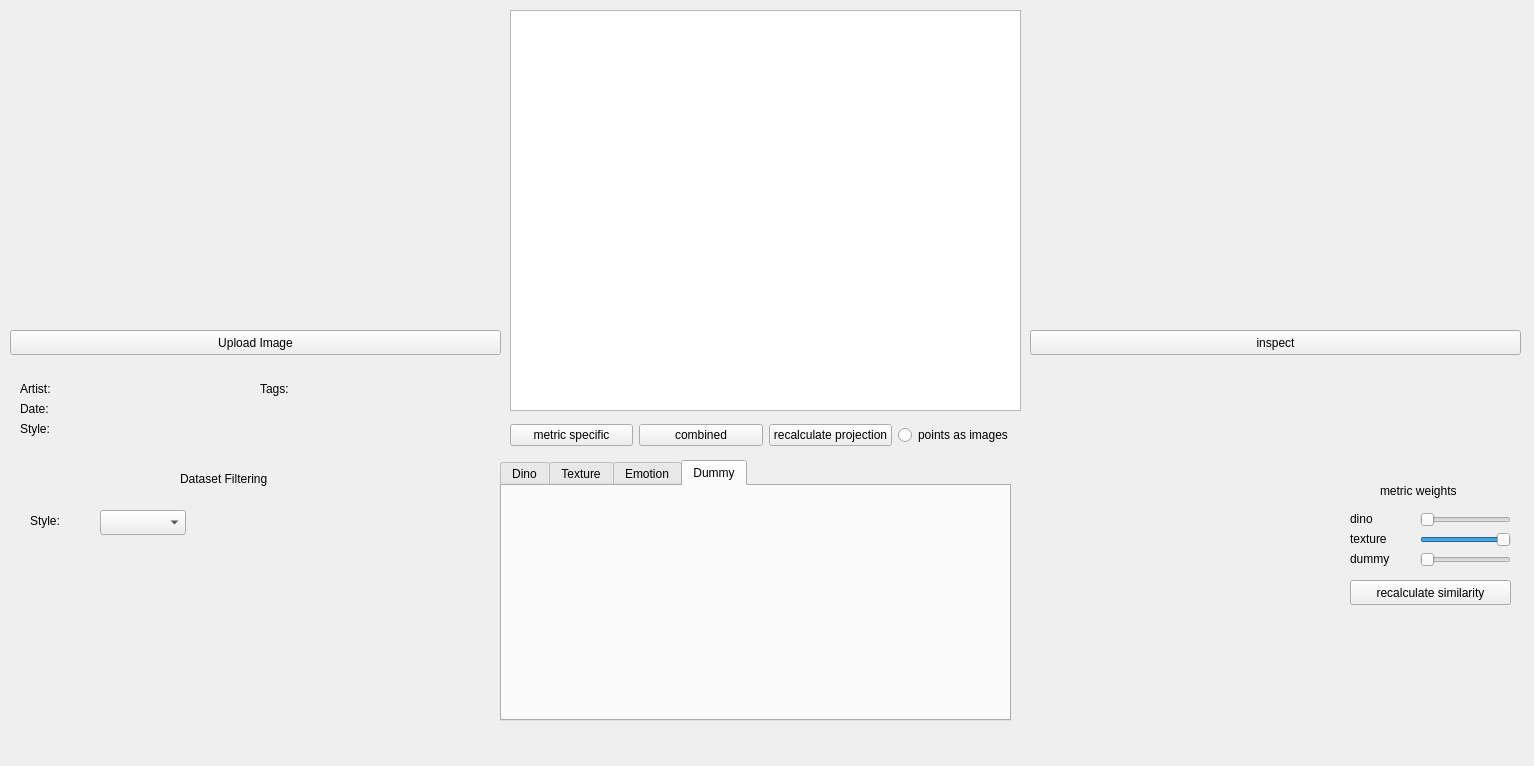
Qt form deepsim_analyzer/ds_dashboard/form.ui (jonathan-gerb/deepsim-analyzer) before a commit.
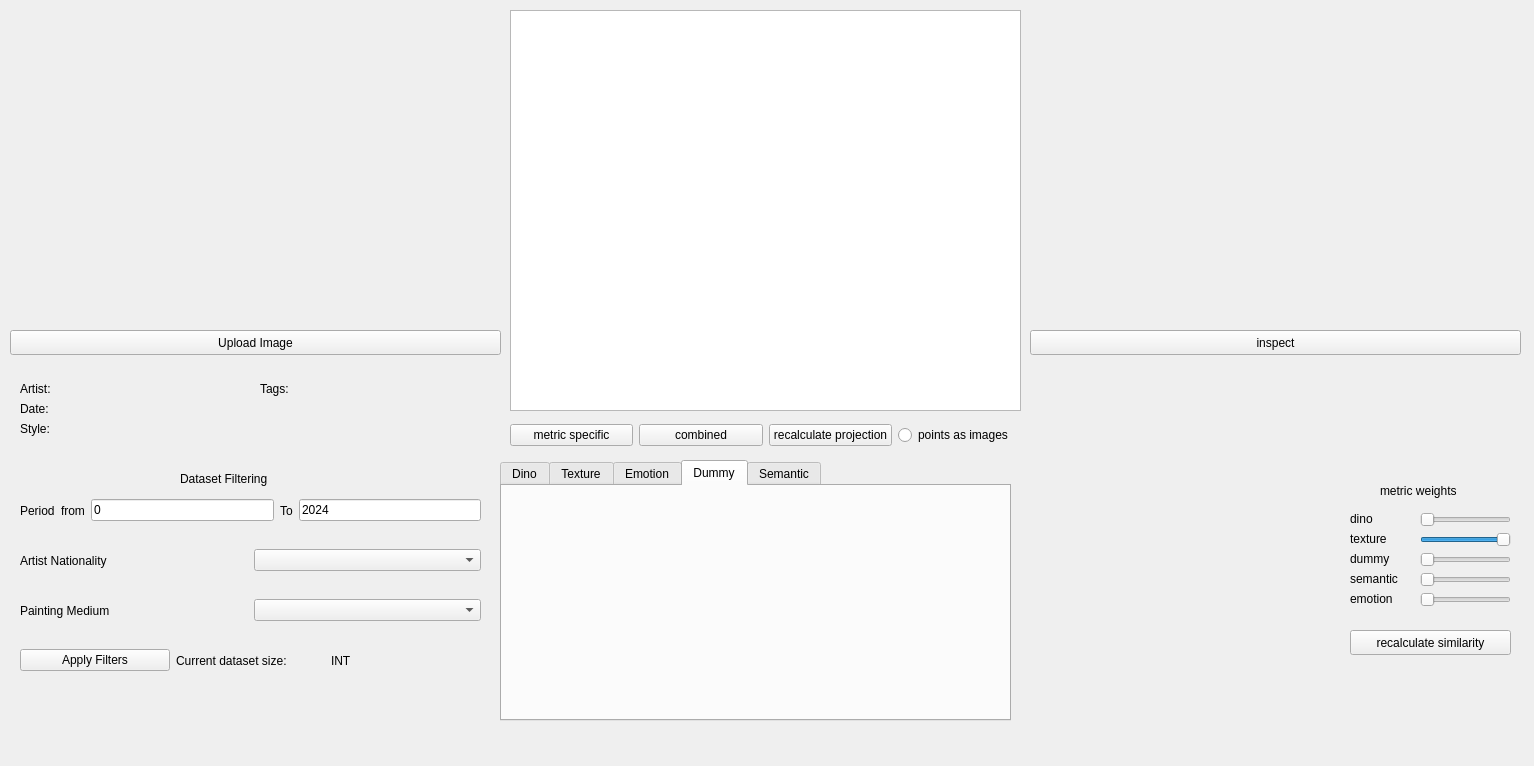
The same form after that commit. The open tabs and pages were chosen to show the change. Custom widgets are drawn as their Qt base class.

Commit message: big update containing semantic similarity and filtering

Patch:
```diff
--- a/deepsim_analyzer/ds_dashboard/form.ui
+++ b/deepsim_analyzer/ds_dashboard/form.ui
@@ -504,6 +504,11 @@
       <string>Dummy</string>
      </attribute>
     </widget>
+    <widget class="QWidget" name="semantic_tab">
+     <attribute name="title">
+      <string>Semantic</string>
+     </attribute>
+    </widget>
    </widget>
    <widget class="QWidget" name="box_left_low" native="true">
     <property name="geometry">
@@ -514,29 +519,6 @@
       <height>261</height>
      </rect>
     </property>
-    <widget class="QComboBox" name="dataset_filtering_style_cbox">
-     <property name="geometry">
-      <rect>
-       <x>90</x>
-       <y>50</y>
-       <width>86</width>
-       <height>25</height>
-      </rect>
-     </property>
-    </widget>
-    <widget class="QLabel" name="label_7">
-     <property name="geometry">
-      <rect>
-       <x>20</x>
-       <y>50</y>
-       <width>51</width>
-       <height>21</height>
-      </rect>
-     </property>
-     <property name="text">
-      <string>Style:</string>
-     </property>
-    </widget>
     <widget class="QLabel" name="label_8">
      <property name="geometry">
       <rect>
@@ -550,6 +532,130 @@
       <string>Dataset Filtering</string>
      </property>
     </widget>
+    <widget class="QWidget" name="horizontalLayoutWidget_2">
+     <property name="geometry">
+      <rect>
+       <x>10</x>
+       <y>30</y>
+       <width>461</width>
+       <height>41</height>
+      </rect>
+     </property>
+     <layout class="QHBoxLayout" name="horizontalLayout">
+      <item>
+       <widget class="QLabel" name="style_label_text_2">
+        <property name="text">
+         <string>Period</string>
+        </property>
+       </widget>
+      </item>
+      <item>
+       <widget class="QLabel" name="label_11">
+        <property name="text">
+         <string>from</string>
+        </property>
+       </widget>
+      </item>
+      <item>
+       <widget class="QLineEdit" name="dataset_filtering_from_date">
+        <property name="text">
+         <string>0</string>
+        </property>
+       </widget>
+      </item>
+      <item>
+       <widget class="QLabel" name="label_12">
+        <property name="text">
+         <string>To</string>
+        </property>
+       </widget>
+      </item>
+      <item>
+       <widget class="QLineEdit" name="dataset_filtering_to_date">
+        <property name="text">
+         <string>2024</string>
+        </property>
+       </widget>
+      </item>
+     </layout>
+    </widget>
+    <widget class="QWidget" name="horizontalLayoutWidget_3">
+     <property name="geometry">
+      <rect>
+       <x>10</x>
+       <y>80</y>
+       <width>461</width>
+       <height>41</height>
+      </rect>
+     </property>
+     <layout class="QHBoxLayout" name="horizontalLayout_2">
+      <item>
+       <widget class="QLabel" name="style_label_text">
+        <property name="text">
+         <string>Artist Nationality</string>
+        </property>
+       </widget>
+      </item>
+      <item>
+       <widget class="QComboBox" name="dataset_filtering_nationality_cbox"/>
+      </item>
+     </layout>
+    </widget>
+    <widget class="QWidget" name="horizontalLayoutWidget_4">
+     <property name="geometry">
+      <rect>
+       <x>10</x>
+       <y>130</y>
+       <width>461</width>
+       <height>41</height>
+      </rect>
+     </property>
+     <layout class="QHBoxLayout" name="horizontalLayout_4">
+      <item>
+       <widget class="QLabel" name="style_label_text_4">
+        <property name="text">
+         <string>Painting Medium</string>
+        </property>
+       </widget>
+      </item>
+      <item>
+       <widget class="QComboBox" name="dataset_filtering_media_cbox"/>
+      </item>
+     </layout>
+    </widget>
+    <widget class="QWidget" name="horizontalLayoutWidget_5">
+     <property name="geometry">
+      <rect>
+       <x>10</x>
+       <y>180</y>
+       <width>461</width>
+       <height>41</height>
+      </rect>
+     </property>
+     <layout class="QHBoxLayout" name="horizontalLayout_5">
+      <item>
+       <widget class="QPushButton" name="apply_filters">
+        <property name="text">
+         <string>Apply Filters</string>
+        </property>
+       </widget>
+      </item>
+      <item>
+       <widget class="QLabel" name="label_13">
+        <property name="text">
+         <string>Current dataset size:</string>
+        </property>
+       </widget>
+      </item>
+      <item>
+       <widget class="QLabel" name="filtered_dataset_size">
+        <property name="text">
+         <string>INT</string>
+        </property>
+       </widget>
+      </item>
+     </layout>
+    </widget>
    </widget>
    <widget class="QWidget" name="box_right_low" native="true">
     <property name="geometry">
@@ -667,7 +773,7 @@
      <property name="geometry">
       <rect>
        <x>320</x>
-       <y>120</y>
+       <y>170</y>
        <width>161</width>
        <height>25</height>
       </rect>
@@ -676,6 +782,64 @@
       <string>recalculate similarity</string>
      </property>
     </widget>
+    <widget class="QLabel" name="label_9">
+     <property name="geometry">
+      <rect>
+       <x>320</x>
+       <y>110</y>
+       <width>67</width>
+       <height>17</height>
+      </rect>
+     </property>
+     <property name="text">
+      <string>semantic</string>
+     </property>
+    </widget>
+    <widget class="QSlider" name="combo_semantic_slider">
+     <property name="geometry">
+      <rect>
+       <x>390</x>
+       <y>110</y>
+       <width>91</width>
+       <height>20</height>
+      </rect>
+     </property>
+     <property name="maximum">
+      <number>100</number>
+     </property>
+     <property name="orientation">
+      <enum>Qt::Horizontal</enum>
+     </property>
+    </widget>
+    <widget class="QLabel" name="label_10">
+     <property name="geometry">
+      <rect>
+       <x>320</x>
+       <y>130</y>
+       <width>67</width>
+       <height>17</height>
+      </rect>
+     </property>
+     <property name="text">
+      <string>emotion</string>
+     </property>
+    </widget>
+    <widget class="QSlider" name="combo_emotion_slider">
+     <property name="geometry">
+      <rect>
+       <x>390</x>
+       <y>130</y>
+       <width>91</width>
+       <height>20</height>
+      </rect>
+     </property>
+     <property name="maximum">
+      <number>100</number>
+     </property>
+     <property name="orientation">
+      <enum>Qt::Horizontal</enum>
+     </property>
+    </widget>
    </widget>
    <widget class="QWidget" name="box_metainfo" native="true">
     <property name="geometry">
```
Left out of the diff: 2 changed lines with no effect on the pictures. The commit also changes 13 other files.
